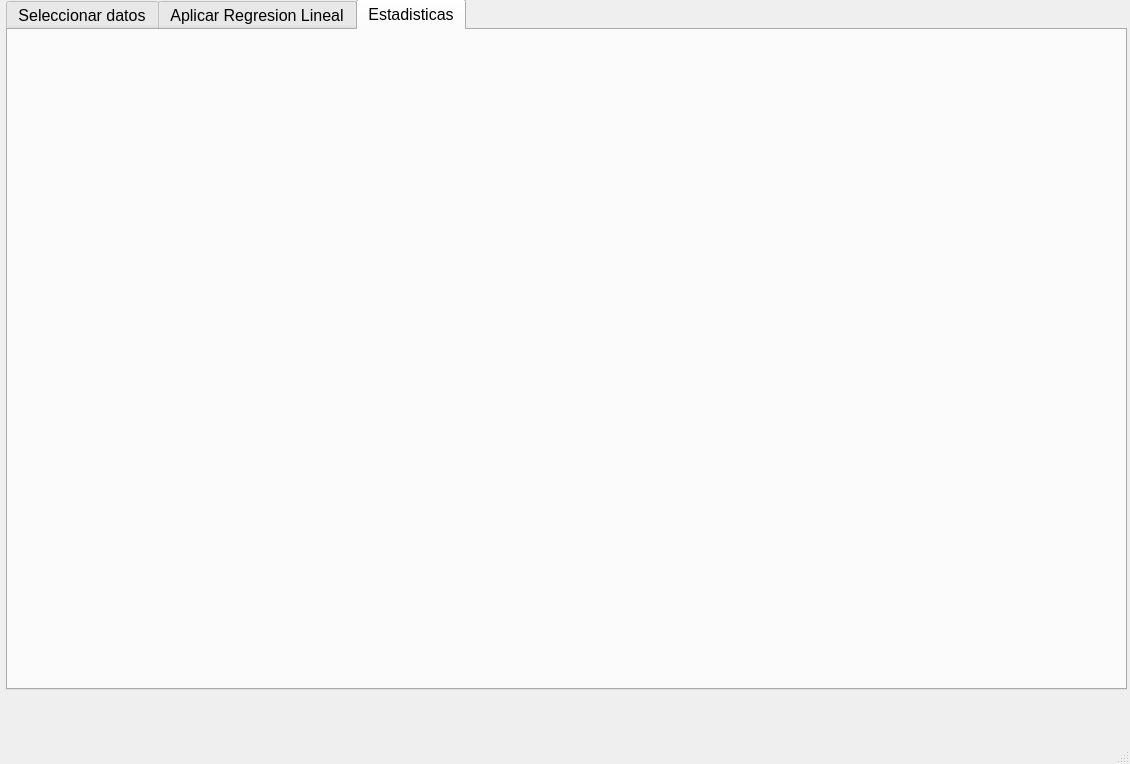
Above: ui_principal.ui from Balzhoyt/RegresionLineal-PyQt5 before the change. Below: the same form after it.
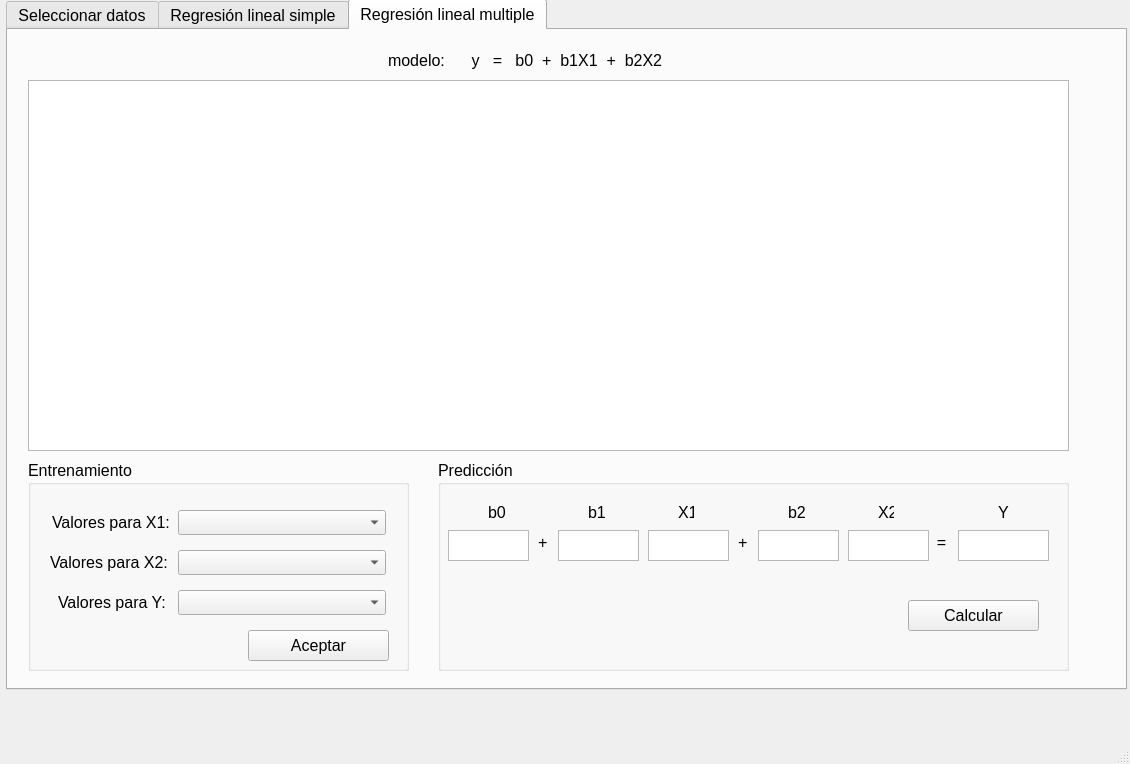
That is the form after the change. The open tabs and pages were chosen to show the change.

Commit message: cambios en la interfaz regresion lineal multiple

What changed in the file:
```diff
--- a/ui_principal.ui
+++ b/ui_principal.ui
@@ -160,7 +160,7 @@
     </widget>
     <widget class="QWidget" name="tabRegresionLineal">
      <attribute name="title">
-      <string>Aplicar Regresion Lineal</string>
+      <string>Regresión lineal simple</string>
      </attribute>
      <widget class="QTableWidget" name="tblDatos2">
       <property name="geometry">
@@ -441,8 +441,365 @@
     </widget>
     <widget class="QWidget" name="tabEstadisticas">
      <attribute name="title">
-      <string>Estadisticas</string>
+      <string>Regresión lineal multiple</string>
      </attribute>
+     <widget class="QGroupBox" name="groupBox_3">
+      <property name="geometry">
+       <rect>
+        <x>20</x>
+        <y>430</y>
+        <width>381</width>
+        <height>211</height>
+       </rect>
+      </property>
+      <property name="title">
+       <string>Entrenamiento</string>
+      </property>
+      <widget class="QPushButton" name="btnEntrenarMultiple">
+       <property name="geometry">
+        <rect>
+         <x>220</x>
+         <y>170</y>
+         <width>141</width>
+         <height>31</height>
+        </rect>
+       </property>
+       <property name="text">
+        <string>Aceptar</string>
+       </property>
+      </widget>
+      <widget class="QLabel" name="lbValoresX_28">
+       <property name="geometry">
+        <rect>
+         <x>24</x>
+         <y>50</y>
+         <width>121</width>
+         <height>25</height>
+        </rect>
+       </property>
+       <property name="text">
+        <string>Valores para X1:</string>
+       </property>
+      </widget>
+      <widget class="QComboBox" name="cmbX3">
+       <property name="geometry">
+        <rect>
+         <x>150</x>
+         <y>50</y>
+         <width>208</width>
+         <height>25</height>
+        </rect>
+       </property>
+      </widget>
+      <widget class="QLabel" name="lbValoresX_29">
+       <property name="geometry">
+        <rect>
+         <x>30</x>
+         <y>130</y>
+         <width>111</width>
+         <height>25</height>
+        </rect>
+       </property>
+       <property name="text">
+        <string>Valores para Y:</string>
+       </property>
+      </widget>
+      <widget class="QComboBox" name="cmbY3">
+       <property name="geometry">
+        <rect>
+         <x>150</x>
+         <y>130</y>
+         <width>208</width>
+         <height>25</height>
+        </rect>
+       </property>
+      </widget>
+      <widget class="QLabel" name="lbValoresX_39">
+       <property name="geometry">
+        <rect>
+         <x>22</x>
+         <y>90</y>
+         <width>121</width>
+         <height>25</height>
+        </rect>
+       </property>
+       <property name="text">
+        <string>Valores para X2:</string>
+       </property>
+      </widget>
+      <widget class="QComboBox" name="cmbX3_2">
+       <property name="geometry">
+        <rect>
+         <x>150</x>
+         <y>90</y>
+         <width>208</width>
+         <height>25</height>
+        </rect>
+       </property>
+      </widget>
+     </widget>
+     <widget class="QGroupBox" name="groupBox_4">
+      <property name="geometry">
+       <rect>
+        <x>430</x>
+        <y>430</y>
+        <width>631</width>
+        <height>211</height>
+       </rect>
+      </property>
+      <property name="title">
+       <string>Predicción</string>
+      </property>
+      <widget class="QPushButton" name="btnCalcularMultiple">
+       <property name="geometry">
+        <rect>
+         <x>470</x>
+         <y>140</y>
+         <width>131</width>
+         <height>31</height>
+        </rect>
+       </property>
+       <property name="text">
+        <string>Calcular</string>
+       </property>
+      </widget>
+      <widget class="QLabel" name="lbValoresX_30">
+       <property name="geometry">
+        <rect>
+         <x>560</x>
+         <y>40</y>
+         <width>21</width>
+         <height>25</height>
+        </rect>
+       </property>
+       <property name="text">
+        <string>Y</string>
+       </property>
+      </widget>
+      <widget class="QLabel" name="lbValoresX_31">
+       <property name="geometry">
+        <rect>
+         <x>240</x>
+         <y>40</y>
+         <width>16</width>
+         <height>25</height>
+        </rect>
+       </property>
+       <property name="text">
+        <string>X1</string>
+       </property>
+      </widget>
+      <widget class="QLabel" name="lbValoresX_32">
+       <property name="geometry">
+        <rect>
+         <x>490</x>
+         <y>70</y>
+         <width>31</width>
+         <height>25</height>
+        </rect>
+       </property>
+       <property name="text">
+        <string>  = </string>
+       </property>
+      </widget>
+      <widget class="QLabel" name="lbValoresX_33">
+       <property name="geometry">
+        <rect>
+         <x>100</x>
+         <y>70</y>
+         <width>16</width>
+         <height>25</height>
+        </rect>
+       </property>
+       <property name="text">
+        <string>+</string>
+       </property>
+      </widget>
+      <widget class="QLabel" name="lbValoresX_34">
+       <property name="geometry">
+        <rect>
+         <x>150</x>
+         <y>40</y>
+         <width>21</width>
+         <height>25</height>
+        </rect>
+       </property>
+       <property name="text">
+        <string>b1</string>
+       </property>
+      </widget>
+      <widget class="QLabel" name="lbValoresX_35">
+       <property name="geometry">
+        <rect>
+         <x>50</x>
+         <y>40</y>
+         <width>21</width>
+         <height>25</height>
+        </rect>
+       </property>
+       <property name="text">
+        <string>b0</string>
+       </property>
+      </widget>
+      <widget class="QPlainTextEdit" name="txtB0m">
+       <property name="geometry">
+        <rect>
+         <x>10</x>
+         <y>70</y>
+         <width>81</width>
+         <height>31</height>
+        </rect>
+       </property>
+       <property name="layoutDirection">
+        <enum>Qt::LeftToRight</enum>
+       </property>
+       <property name="plainText">
+        <string/>
+       </property>
+      </widget>
+      <widget class="QPlainTextEdit" name="txtB1m">
+       <property name="geometry">
+        <rect>
+         <x>120</x>
+         <y>70</y>
+         <width>81</width>
+         <height>31</height>
+        </rect>
+       </property>
+       <property name="layoutDirection">
+        <enum>Qt::LeftToRight</enum>
+       </property>
+       <property name="plainText">
+        <string/>
+       </property>
+      </widget>
+      <widget class="QPlainTextEdit" name="txtX1m">
+       <property name="geometry">
+        <rect>
+         <x>210</x>
+         <y>70</y>
+         <width>81</width>
+         <height>31</height>
+        </rect>
+       </property>
+       <property name="layoutDirection">
+        <enum>Qt::LeftToRight</enum>
+       </property>
+       <property name="plainText">
+        <string/>
+       </property>
+      </widget>
+      <widget class="QPlainTextEdit" name="txtYm">
+       <property name="geometry">
+        <rect>
+         <x>520</x>
+         <y>70</y>
+         <width>91</width>
+         <height>31</height>
+        </rect>
+       </property>
+       <property name="layoutDirection">
+        <enum>Qt::LeftToRight</enum>
+       </property>
+       <property name="plainText">
+        <string/>
+       </property>
+      </widget>
+      <widget class="QLabel" name="lbValoresX_36">
+       <property name="geometry">
+        <rect>
+         <x>300</x>
+         <y>70</y>
+         <width>16</width>
+         <height>25</height>
+        </rect>
+       </property>
+       <property name="text">
+        <string>+</string>
+       </property>
+      </widget>
+      <widget class="QLabel" name="lbValoresX_37">
+       <property name="geometry">
+        <rect>
+         <x>440</x>
+         <y>40</y>
+         <width>16</width>
+         <height>25</height>
+        </rect>
+       </property>
+       <property name="text">
+        <string>X2</string>
+       </property>
+      </widget>
+      <widget class="QPlainTextEdit" name="txtB2m">
+       <property name="geometry">
+        <rect>
+         <x>320</x>
+         <y>70</y>
+         <width>81</width>
+         <height>31</height>
+        </rect>
+       </property>
+       <property name="layoutDirection">
+        <enum>Qt::LeftToRight</enum>
+       </property>
+       <property name="plainText">
+        <string/>
+       </property>
+      </widget>
+      <widget class="QPlainTextEdit" name="txtX2m">
+       <property name="geometry">
+        <rect>
+         <x>410</x>
+         <y>70</y>
+         <width>81</width>
+         <height>31</height>
+        </rect>
+       </property>
+       <property name="layoutDirection">
+        <enum>Qt::LeftToRight</enum>
+       </property>
+       <property name="plainText">
+        <string/>
+       </property>
+      </widget>
+      <widget class="QLabel" name="lbValoresX_38">
+       <property name="geometry">
+        <rect>
+         <x>350</x>
+         <y>40</y>
+         <width>21</width>
+         <height>25</height>
+        </rect>
+       </property>
+       <property name="text">
+        <string>b2</string>
+       </property>
+      </widget>
+     </widget>
+     <widget class="QTableWidget" name="tblDatos3">
+      <property name="geometry">
+       <rect>
+        <x>20</x>
+        <y>50</y>
+        <width>1041</width>
+        <height>371</height>
+       </rect>
+      </property>
+     </widget>
+     <widget class="QLabel" name="label_2">
+      <property name="geometry">
+       <rect>
+        <x>380</x>
+        <y>10</y>
+        <width>331</width>
+        <height>41</height>
+       </rect>
+      </property>
+      <property name="text">
+       <string>modelo:      y   =   b0  +  b1X1  +  b2X2</string>
+      </property>
+     </widget>
     </widget>
    </widget>
   </widget>
```
Left out of the diff: 18 changed lines with no effect on the pictures. The commit also changes 1 other file.
